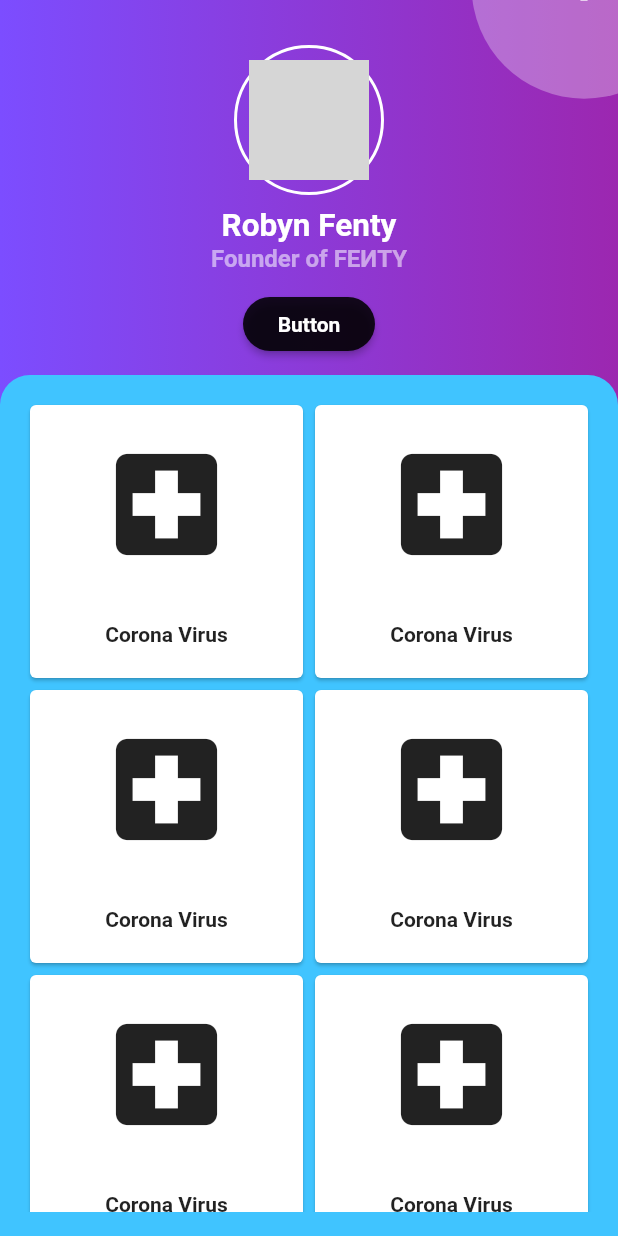
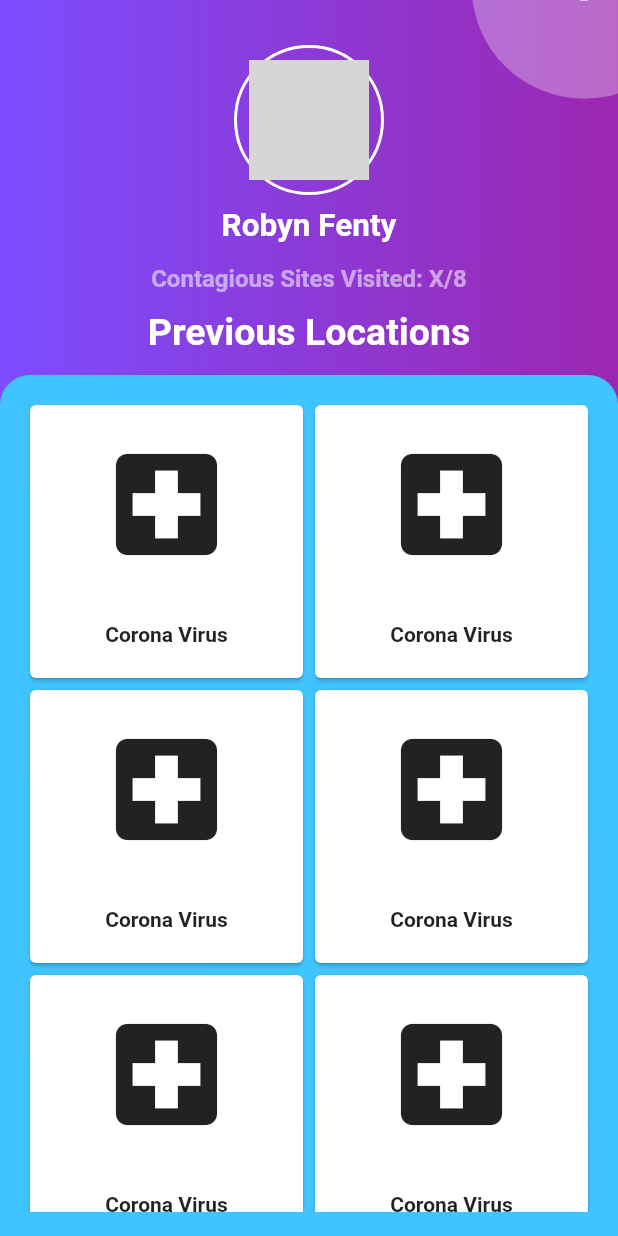
Before and after one commit to gustavojimenez41/SaseHackathon, a Flutter app: the ProfilePage screen opened directly, on a phone screen of 412 x 824 dp. Run offline on Flutter 3.47's test engine with Material 2 defaults, Android fonts, the phone set to English and light mode, and no system bars; our stand-ins replace geolocator, google_maps_flutter; network calls fail; grey boxes are pictures that could not be loaded.

Commit message:
fourth commit for profile screen (final?)

```diff
--- a/lib/screens/profile.dart
+++ b/lib/screens/profile.dart
@@ -62,24 +62,32 @@ class _ProfilePageState extends State<ProfilePage> {
                           fontSize: 21.0,
                           color: Colors.white),
                       ),
+                      SizedBox(height: 13.0),
                       Text(
-                        "Founder of FEИTY",
+                        "Contagious Sites Visited: X/8",
                         style:TextStyle(
                             fontWeight: FontWeight.bold,
                             fontSize: 16.0,
                             color: Colors.white54),
                       ),
-                      SizedBox(height: 10.0),
-                      MaterialButton(
-                        onPressed: () {},
-                        color: Colors.black87,
-                        shape: RoundedRectangleBorder(borderRadius: BorderRadius.circular(30.0)),
-                        child: Text("Button",
-                          style: TextStyle(
+                      SizedBox(height: 12.0),
+                      Text(
+                        "Previous Locations",
+                        style:TextStyle(
                             fontWeight: FontWeight.bold,
-                            color: Colors.white,
-                          )),
-                      )
+                            fontSize: 25.0,
+                            color: Colors.white),
+                      ),
+                      // MaterialButton(
+                      //   onPressed: () {},
+                      //   color: Colors.black87,
+                      //   shape: RoundedRectangleBorder(borderRadius: BorderRadius.circular(30.0)),
+                      //   child: Text("Button",
+                      //     style: TextStyle(
+                      //       fontWeight: FontWeight.bold,
+                      //       color: Colors.white,
+                      //     )),
+                      // )
                     ],
                 ),
             ),
```
Also changed, not shown: 2 other files.
